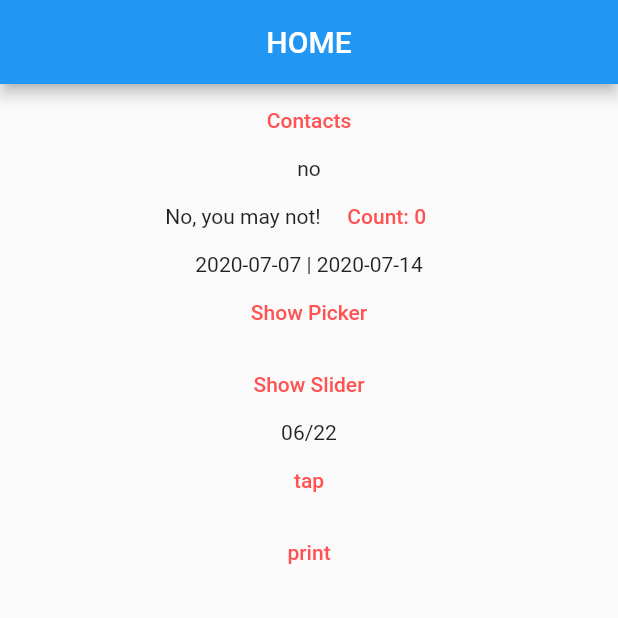
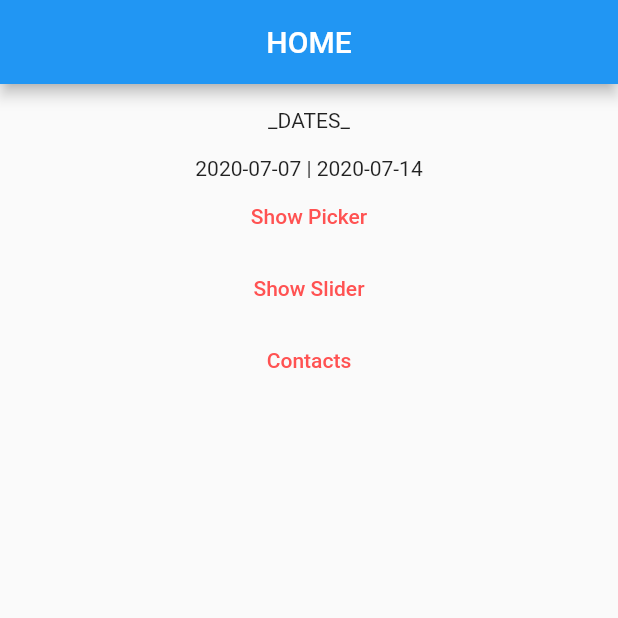
Before and after one commit to brohemz/ACMMobileDevSummer2020, a Flutter app: the screen it shows after launch, on a phone screen of 412 x 824 dp, the top half of it. Run offline on Flutter 3.47's test engine with Material 2 defaults, Android fonts, the phone set to English and light mode, and no system bars; our stand-ins replace contacts_service, permission_handler; missing offline and left inert: date_range_picker.

Commit message:
Layout closer to Mockup

```diff
--- a/proto_scheduler/lib/main.dart
+++ b/proto_scheduler/lib/main.dart
@@ -18,30 +18,6 @@ class App extends StatelessWidget {
   Widget build(BuildContext context) {
 
     var appBarTitle = Text("HOME");
-    final controller = PageController(
-      initialPage: 0,
-    );
-
-    final pageView = PageView(
-      controller: controller,
-      scrollDirection: Axis.horizontal,
-      children: [
-        Page(
-            'no',
-            'No, you may not!',
-            ChangeNotifierProvider(
-              create: (context) => DayModel(5),
-              child: TimeSliderWidget("06/22"))
-            ),
-        Page(
-            'yes',
-            'Yes, you may!',
-            ChangeNotifierProvider(
-              create: (context) => DayModel(5),
-              child: TimeSliderWidget("06/24"))
-            ),
-      ]
-    );
 
     final themeData = ThemeData(
       accentColor: Colors.redAccent,
@@ -58,13 +34,88 @@ class App extends StatelessWidget {
                 title: appBarTitle,
                 centerTitle: true,
               ),
-              body: ChangeNotifierProvider(
-                create: (context) => SessionModel(5),
-                child: pageView
-              ),
+              body: InputSchedule(),
             ),
             theme: themeData,
           );
+  }
+}
+
+class InputSchedule extends StatefulWidget{
+  _InputScheduleState createState() => new _InputScheduleState();
+}
+
+class _InputScheduleState extends State<InputSchedule> with AutomaticKeepAliveClientMixin<InputSchedule>{
+
+  @override
+  bool get wantKeepAlive => true;
+
+
+  static final pageView = PageView(
+    controller: PageController(initialPage: 0),
+    scrollDirection: Axis.horizontal,
+    children: [
+      Page(
+          'no',
+          'No, you may not!',
+          ChangeNotifierProvider(
+            create: (context) => DayModel(5),
+            child: Center(
+                    child: TimeSliderWidget("07/02")
+                  )
+          )
+      ),
+      Page(
+          'yes',
+          'Yes, you may!',
+          ChangeNotifierProvider(
+                  create: (context) => DayModel(5),
+                  child: Center(
+                    child: TimeSliderWidget("07/04")
+                  )
+          )
+      )]
+    );
+
+  final sliderView = Scaffold(
+              appBar: AppBar(
+                title: Text("Select Times"),
+                centerTitle: true,
+              ),
+              body: pageView,
+            );
+
+  initState(){
+    super.initState();
+  }
+
+  @override
+  Widget build(BuildContext context){
+    return ChangeNotifierProvider(
+                create: (context) => SessionModel(5),
+                child: Center(
+                  child: Column(
+                    children:[
+                      Text("\n_DATES_\n"),
+                      PickerWidget("06/24", "06/27"),
+                      MaterialButton(
+                        onPressed: () => Navigator.push(
+                          context,
+                          MaterialPageRoute(builder: (context) => sliderView),
+                        ),
+                        child: Text("Show Slider"),
+                      ),
+                      MaterialButton(
+                        onPressed: () => Navigator.push(
+                          context,
+                          MaterialPageRoute(builder: (context) => ContactsView()),
+                        ),
+                        child: Text("Contacts")
+                      )
+                    ]
+                  )
+                )
+              );
   }
 }
 
@@ -95,13 +146,11 @@ class _PageState extends State<Page> with AutomaticKeepAliveClientMixin<Page> {
     return Container(
       child: Column(
         children: [Expanded(child: Column(
-          children: [MaterialButton(
-                      onPressed: () => Navigator.push(
-                        context,
-                        MaterialPageRoute(builder: (context) => ContactsView()),
+          children: [ Text("_Date_\n"),
+                      Center(
+                        child: _notifier
                       ),
-                      child: Text("Contacts")
-                    ),Text(_text), InfoWidget(_info), PickerWidget("06/24", "06/27"), _notifier],
+                    ]
         ))],
     ));
   }
--- a/proto_scheduler/lib/timeslider.dart
+++ b/proto_scheduler/lib/timeslider.dart
@@ -12,9 +12,12 @@ class TimeSliderWidget extends StatefulWidget {
 }
 
 
-class _TimeSliderWidgetState extends State<TimeSliderWidget> {
+class _TimeSliderWidgetState extends State<TimeSliderWidget> with AutomaticKeepAliveClientMixin<TimeSliderWidget>{
   var date;
   bool showSlider = true;
+
+  @override
+  bool get wantKeepAlive => true;
 
   List<Widget> ret = List<Widget>();
 
@@ -53,10 +56,6 @@ class _TimeSliderWidgetState extends State<TimeSliderWidget> {
     return Column(
       mainAxisSize: MainAxisSize.min,
       children: <Widget>[
-        MaterialButton(
-          onPressed: () => _selectTime(context),
-          child: Text("Show Slider"),
-        ),
         Text(date),
         MaterialButton(
           onPressed: () => _addSlider(model, 0),
```
